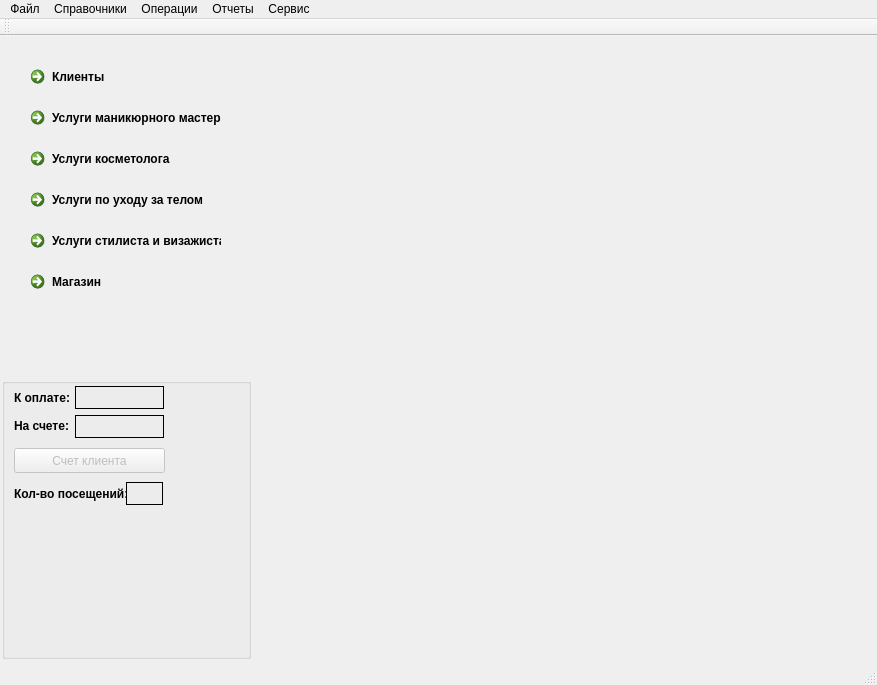
Above: mainform.ui from sergey4475/profi before the change. Below: the same form after it.
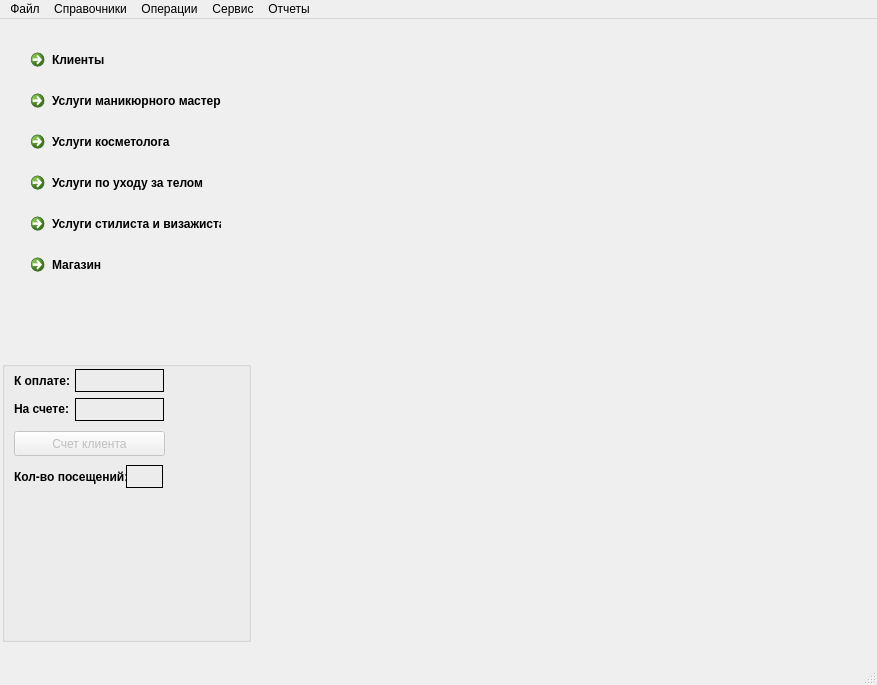
That is the form after the change. Icons and pictures are not drawn.

Diff of the .ui file:
```diff
--- a/mainform.ui
+++ b/mainform.ui
@@ -44,10 +44,10 @@
    <widget class="QFrame" name="frame">
     <property name="geometry">
      <rect>
-      <x>252</x>
-      <y>0</y>
+      <x>256</x>
+      <y>10</y>
       <width>619</width>
-      <height>631</height>
+      <height>621</height>
      </rect>
     </property>
     <property name="sizePolicy">
@@ -408,21 +408,10 @@
    <addaction name="menu"/>
    <addaction name="menu_2"/>
    <addaction name="menu_3"/>
-   <addaction name="menu_5"/>
    <addaction name="menu_6"/>
+   <addaction name="menu_5"/>
   </widget>
   <widget class="QStatusBar" name="statusBar"/>
-  <widget class="QToolBar" name="toolBar">
-   <property name="windowTitle">
-    <string>toolBar</string>
-   </property>
-   <attribute name="toolBarArea">
-    <enum>TopToolBarArea</enum>
-   </attribute>
-   <attribute name="toolBarBreak">
-    <bool>false</bool>
-   </attribute>
-  </widget>
   <action name="m_sprsotr">
    <property name="icon">
     <iconset resource="icons.qrc">
```
Left out of the diff: 11 changed lines with no effect on the pictures.
